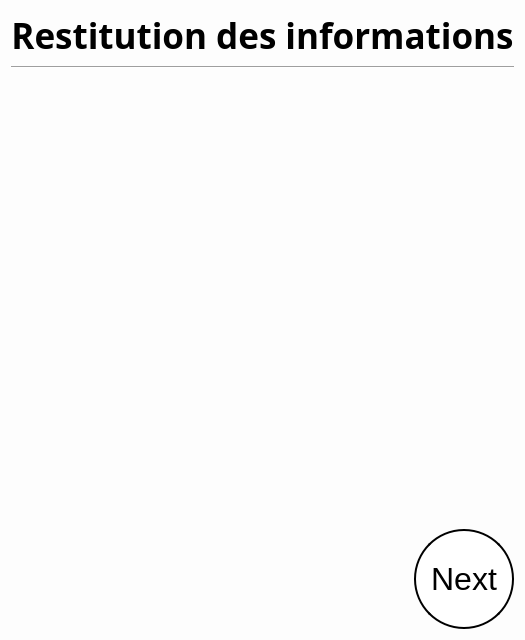
First picture: the form in SporzOBC-WAL/code/resources/Phases/Night/Mutant/recap.ui, repository Eben-Epi/SporzOBC, before the edit.
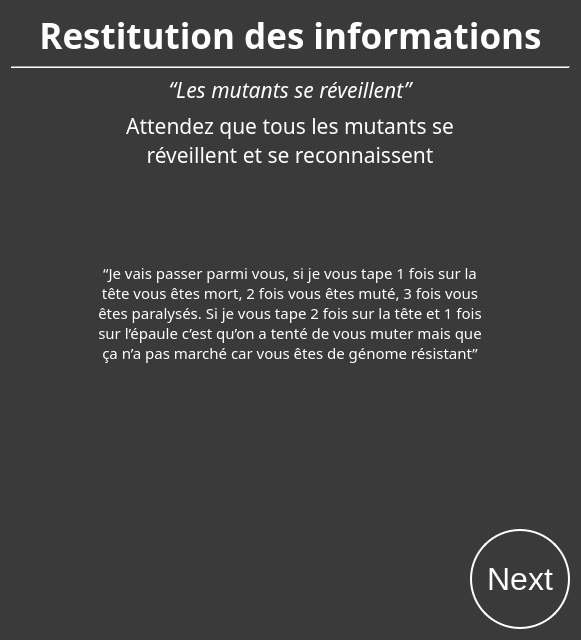
Second picture: the form after the edit.

Commit message: WIP recap and turn layout

```diff
--- a/SporzOBC-WAL/code/resources/Phases/Night/Mutant/recap.ui
+++ b/SporzOBC-WAL/code/resources/Phases/Night/Mutant/recap.ui
@@ -6,7 +6,7 @@
    <rect>
     <x>0</x>
     <y>0</y>
-    <width>480</width>
+    <width>581</width>
     <height>640</height>
    </rect>
   </property>
@@ -14,20 +14,25 @@
    <string>Form</string>
   </property>
   <property name="styleSheet">
-   <string notr="true">#MutantsRecap {
-    background-color: rgb(253, 253, 253);
+   <string notr="true">#MutantsRecap  {
+    background-color: rgb(58, 58, 58);;
     }
 
+QLabel {
+	color:white;
+}
+
 QPushButton  {
-    border: 2px solid black;
-    background-color: white;
+    border: 2px solid white;
+    background-color: rgb(58, 58, 58);
     padding: 10px 10px;
     font-size: 32px;
+	color:white;
     border-radius: 50px;
 }</string>
   </property>
   <layout class="QGridLayout" name="gridLayout">
-   <item row="0" column="0">
+   <item row="0" column="0" rowspan="3" colspan="2">
     <layout class="QVBoxLayout" name="verticalLayout_2">
      <item alignment="Qt::AlignHCenter">
       <widget class="QLabel" name="label">
@@ -68,6 +73,77 @@
          </property>
         </widget>
        </item>
+       <item alignment="Qt::AlignHCenter">
+        <widget class="QLabel" name="sleepQuote">
+         <property name="sizePolicy">
+          <sizepolicy hsizetype="Fixed" vsizetype="Fixed">
+           <horstretch>0</horstretch>
+           <verstretch>0</verstretch>
+          </sizepolicy>
+         </property>
+         <property name="minimumSize">
+          <size>
+           <width>400</width>
+           <height>0</height>
+          </size>
+         </property>
+         <property name="font">
+          <font>
+           <family>Segoe UI Light</family>
+           <pointsize>16</pointsize>
+           <italic>true</italic>
+          </font>
+         </property>
+         <property name="text">
+          <string>“Les mutants se réveillent”</string>
+         </property>
+         <property name="textFormat">
+          <enum>Qt::PlainText</enum>
+         </property>
+         <property name="alignment">
+          <set>Qt::AlignCenter</set>
+         </property>
+         <property name="wordWrap">
+          <bool>true</bool>
+         </property>
+        </widget>
+       </item>
+       <item alignment="Qt::AlignHCenter">
+        <widget class="QLabel" name="sleepHelp">
+         <property name="sizePolicy">
+          <sizepolicy hsizetype="Fixed" vsizetype="Fixed">
+           <horstretch>0</horstretch>
+           <verstretch>0</verstretch>
+          </sizepolicy>
+         </property>
+         <property name="minimumSize">
+          <size>
+           <width>400</width>
+           <height>0</height>
+          </size>
+         </property>
+         <property name="font">
+          <font>
+           <family>Segoe UI Light</family>
+           <pointsize>16</pointsize>
+           <italic>false</italic>
+           <kerning>true</kerning>
+          </font>
+         </property>
+         <property name="text">
+          <string>Attendez que tous les mutants se réveillent et se reconnaissent</string>
+         </property>
+         <property name="textFormat">
+          <enum>Qt::PlainText</enum>
+         </property>
+         <property name="alignment">
+          <set>Qt::AlignCenter</set>
+         </property>
+         <property name="wordWrap">
+          <bool>true</bool>
+         </property>
+        </widget>
+       </item>
        <item>
         <spacer name="verticalSpacer">
          <property name="orientation">
@@ -81,6 +157,103 @@
          </property>
         </spacer>
        </item>
+       <item alignment="Qt::AlignHCenter">
+        <widget class="QLabel" name="recapQuote">
+         <property name="sizePolicy">
+          <sizepolicy hsizetype="Fixed" vsizetype="Fixed">
+           <horstretch>0</horstretch>
+           <verstretch>0</verstretch>
+          </sizepolicy>
+         </property>
+         <property name="minimumSize">
+          <size>
+           <width>400</width>
+           <height>200</height>
+          </size>
+         </property>
+         <property name="font">
+          <font>
+           <family>Segoe UI Light</family>
+           <pointsize>11</pointsize>
+           <italic>false</italic>
+          </font>
+         </property>
+         <property name="text">
+          <string>“Je vais passer parmi vous, si je vous tape 1 fois sur la tête vous êtes mort, 2 fois vous êtes muté, 3 fois vous êtes paralysés. Si je vous tape 2 fois sur la tête et 1 fois sur l’épaule c’est qu’on a tenté de vous muter mais que ça n’a pas marché car vous êtes de génome résistant”</string>
+         </property>
+         <property name="textFormat">
+          <enum>Qt::PlainText</enum>
+         </property>
+         <property name="alignment">
+          <set>Qt::AlignCenter</set>
+         </property>
+         <property name="wordWrap">
+          <bool>true</bool>
+         </property>
+        </widget>
+       </item>
+       <item alignment="Qt::AlignHCenter">
+        <widget class="QLabel" name="recapHelp">
+         <property name="sizePolicy">
+          <sizepolicy hsizetype="Fixed" vsizetype="Fixed">
+           <horstretch>0</horstretch>
+           <verstretch>0</verstretch>
+          </sizepolicy>
+         </property>
+         <property name="minimumSize">
+          <size>
+           <width>400</width>
+           <height>0</height>
+          </size>
+         </property>
+         <property name="font">
+          <font>
+           <family>Segoe UI Light</family>
+           <pointsize>16</pointsize>
+           <italic>false</italic>
+           <kerning>true</kerning>
+          </font>
+         </property>
+         <property name="text">
+          <string/>
+         </property>
+         <property name="textFormat">
+          <enum>Qt::PlainText</enum>
+         </property>
+         <property name="alignment">
+          <set>Qt::AlignCenter</set>
+         </property>
+         <property name="wordWrap">
+          <bool>true</bool>
+         </property>
+        </widget>
+       </item>
+       <item>
+        <spacer name="verticalSpacer_2">
+         <property name="orientation">
+          <enum>Qt::Vertical</enum>
+         </property>
+         <property name="sizeHint" stdset="0">
+          <size>
+           <width>20</width>
+           <height>40</height>
+          </size>
+         </property>
+        </spacer>
+       </item>
+       <item>
+        <spacer name="verticalSpacer_3">
+         <property name="orientation">
+          <enum>Qt::Vertical</enum>
+         </property>
+         <property name="sizeHint" stdset="0">
+          <size>
+           <width>20</width>
+           <height>40</height>
+          </size>
+         </property>
+        </spacer>
+       </item>
        <item alignment="Qt::AlignRight">
         <widget class="QPushButton" name="nextButton">
          <property name="sizePolicy">
```
The commit also changes 1 other file.
